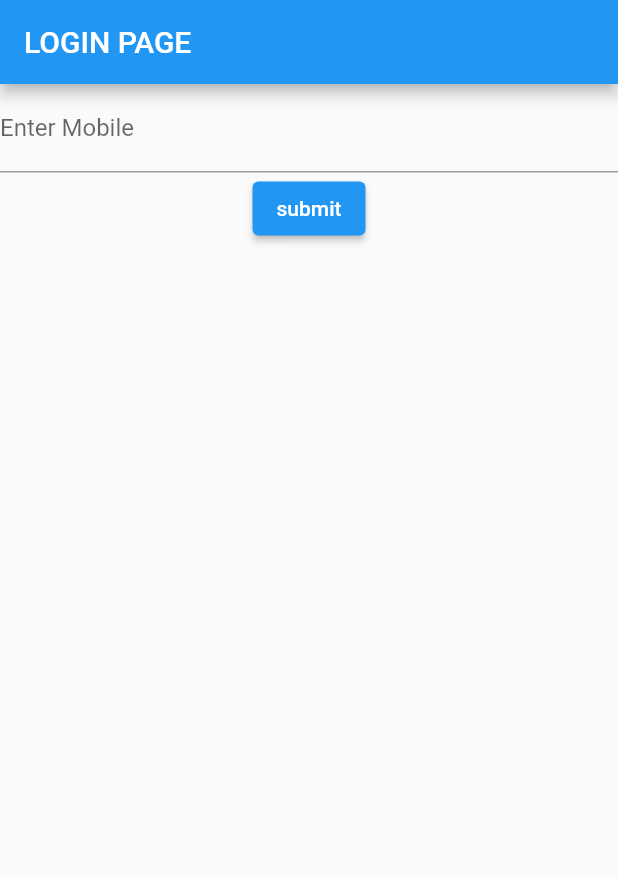
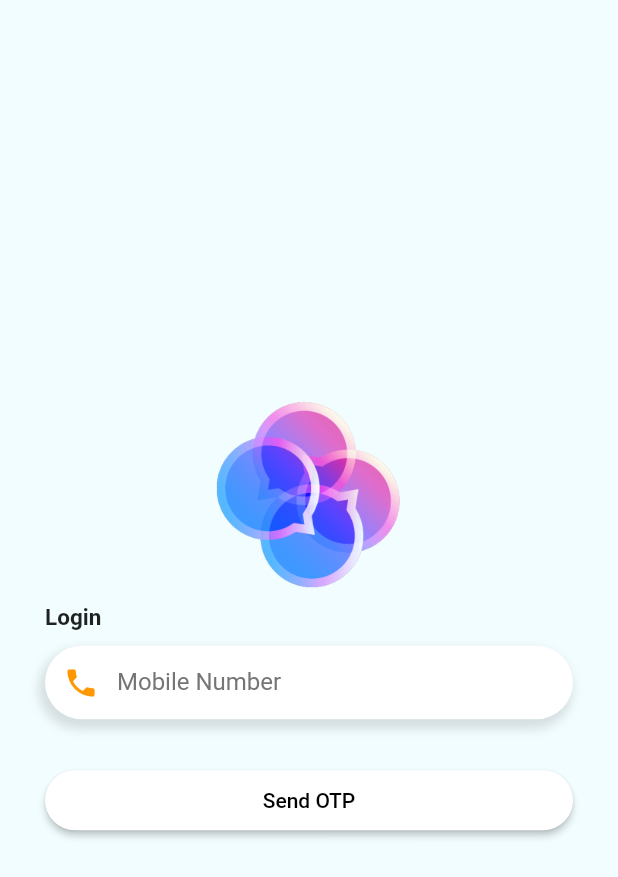
Before and after one commit to 3dwesupport/open-chat-app, a Flutter app: the screen it shows after launch, on a phone screen of 412 x 824 dp. Shown: the top 877 px of the screen. Run offline on Flutter 3.47's test engine with Material 2 defaults, Android fonts, the phone set to English and light mode, and no system bars; drawn by our look-alikes of oktoast; our stand-ins replace connectivity, flutter_dotenv, get_it, pin_code_fields, shared_preferences; missing offline and left inert: dart_jsonwebtoken; accounts and stored records are empty.

Commit message:
adding authentication functionality

```diff
--- /dev/null
+++ b/lib/components/custom_text_field.dart
@@ -0,0 +1,50 @@
+import 'package:flutter/cupertino.dart';
+import 'package:flutter/material.dart';
+
+class CustomTextField extends StatelessWidget {
+  final FocusNode mobileFocusNode;
+  final TextEditingController mobileNumController;
+  final String labelText;
+  final Icon? prefixIcon;
+  final Key key;
+  final TextInputType keyboardType;
+
+  const CustomTextField(
+      {required this.labelText,
+      required this.mobileFocusNode,
+      required this.mobileNumController,
+      this.prefixIcon,
+      required this.key,
+      this.keyboardType = TextInputType.text});
+
+  @override
+  Widget build(BuildContext context) {
+    return Container(
+      decoration: BoxDecoration(
+          color: Colors.white,
+          borderRadius: BorderRadius.circular(30),
+          boxShadow: [
+            BoxShadow(
+                color: Colors.black12,
+                blurRadius: 5,
+                spreadRadius: 2,
+                offset: Offset.fromDirection(90, 5))
+          ]),
+      child: TextField(
+        focusNode: mobileFocusNode,
+        controller: mobileNumController,
+        keyboardType: keyboardType,
+        key: key,
+        decoration: InputDecoration(
+            contentPadding: EdgeInsets.all(7),
+            prefixIcon: prefixIcon,
+            label: Text(labelText),
+            labelStyle: TextStyle(color: Colors.grey[600]),
+            floatingLabelStyle: TextStyle(color: Colors.orange),
+            fillColor: Colors.white,
+            focusColor: Colors.orange,
+            border: InputBorder.none),
+      ),
+    );
+  }
+}
--- a/lib/main.dart
+++ b/lib/main.dart
@@ -2,6 +2,7 @@ import 'package:flutter/material.dart';
 import 'package:flutter_dotenv/flutter_dotenv.dart';
 import 'package:oktoast/oktoast.dart';
 import 'package:open_chat_app/providers/data_provider.dart' as dp;
+import 'package:open_chat_app/providers/data_provider.dart';
 import 'package:open_chat_app/routes/routes.dart';
 import 'package:provider/provider.dart';
 
@@ -13,7 +14,7 @@ void main() async {
 }
 
 class MyApp extends StatelessWidget {
-  static final navigatorKey = new GlobalKey<NavigatorState>();
+
 
   @override
   Widget build(BuildContext context) {
--- /dev/null
+++ b/lib/models/user_model.dart
@@ -0,0 +1,28 @@
+class User {
+  String uid;
+  String firstName;
+  String lastName;
+  String online;
+
+  User(
+      {required this.uid,
+      required this.firstName,
+      required this.lastName,
+      required this.online});
+
+  factory User.fromJson(Map<String, dynamic> json) {
+    return User(
+      uid: json['uid'],
+      lastName: json['lastname'],
+      firstName: json['firstname'],
+      online: json['online'],
+    );
+  }
+
+  Map<String, dynamic> toJson() => {
+        "uid": uid,
+        "firstname": firstName,
+        "lastname": lastName,
+        "online": online
+      };
+}
--- a/lib/providers/auth_provider.dart
+++ b/lib/providers/auth_provider.dart
@@ -1,8 +1,31 @@
 import 'package:flutter/cupertino.dart';
+import 'package:open_chat_app/models/user_model.dart';
+import 'package:open_chat_app/request_handler/request_handler.dart';
+import 'package:open_chat_app/utils/constants.dart';
+import 'package:shared_preferences/shared_preferences.dart';
 
 class AuthProvider extends ChangeNotifier {
+  User? user;
 
-  getUserToken(){
-    return "hello";
+  bool isLoggedIn = false;
+  final SharedPreferences sharedPreferences;
+  final Api api;
+
+  AuthProvider({required this.sharedPreferences, required this.api});
+
+  sendOTP(phone, otp) async {
+    var result = await api.request(
+        Constants.send_login_otp, {}, "", {"phone": phone, "otp": otp});
+    if (result != null && result["otp_sent"]) {
+      return result;
+    }
+    return {"otp_sent": false};
+  }
+
+  getUserInfo() {
+    if (user != null) {
+      return user;
+    }
+    return User(uid: '', online: '', firstName: '', lastName: '');
   }
 }
--- a/lib/routes/routes.dart
+++ b/lib/routes/routes.dart
@@ -1,5 +1,5 @@
 import 'package:flutter/cupertino.dart';
-import 'package:open_chat_app/screens/authentication.dart';
+import 'package:open_chat_app/screens/authentication/authentication.dart';
 import 'package:open_chat_app/screens/splash_screen.dart';
 
 import '../screens/homepage.dart';
@@ -27,7 +27,7 @@ class Routes {
 }
 
 ///Navigation Service to navigate user to the desired screen without using context.
-class NavigationService {
+class NavigationService extends ChangeNotifier {
   final GlobalKey<NavigatorState> navigatorKey;
 
   NavigationService(this.navigatorKey);
--- a/lib/screens/authentication.dart
+++ /dev/null
@@ -1,39 +0,0 @@
-import 'package:flutter/cupertino.dart';
-import 'package:flutter/material.dart';
-
-class Authentication extends StatefulWidget {
-  AuthenticationState createState() => AuthenticationState();
-}
-
-class AuthenticationState extends State<Authentication> {
-  TextEditingController mobileNumController = TextEditingController();
-  FocusNode mobileFocusNode = FocusNode();
-
-  @override
-  Widget build(BuildContext context) {
-    return Scaffold(
-      appBar: AppBar(
-        title: Text("LOGIN PAGE"),
-        automaticallyImplyLeading: false,
-      ),
-      body: Column(
-        children: [
-          TextField(
-            focusNode: mobileFocusNode,
-            controller: mobileNumController,
-            keyboardType: TextInputType.number,
-            key: Key('mobileNum'),
-            decoration: InputDecoration(labelText: "Enter Mobile"),
-          ),
-          ElevatedButton(
-            child: Text("submit"),
-            onPressed: () => {sendOTP()},
-          )
-        ],
-      ),
-    );
-  }
-
-  sendOTP() {
-  }
-}
--- /dev/null
+++ b/lib/screens/authentication/authentication.dart
@@ -0,0 +1,71 @@
+import 'dart:math';
+
+import 'package:flutter/cupertino.dart';
+import 'package:flutter/material.dart';
+import 'package:open_chat_app/providers/auth_provider.dart';
+import 'package:open_chat_app/routes/routes.dart';
+import 'package:open_chat_app/utils/custom_colors.dart';
+import 'package:provider/provider.dart';
+
+import 'get_login_details.dart';
+
+class Authentication extends StatefulWidget {
+  AuthenticationState createState() => AuthenticationState();
+}
+
+class AuthenticationState extends State<Authentication> {
+  TextEditingController mobileNumController = TextEditingController();
+  FocusNode mobileFocusNode = FocusNode();
+  FocusNode otpFocusNode = FocusNode();
+  TextEditingController otpController = TextEditingController();
+  bool existingUser = false;
+  bool appUser = false;
+  String otp = "";
+  int formIndex = 0;
+
+  @override
+  Widget build(BuildContext context) {
+    return Scaffold(
+      backgroundColor: CustomColors.splashBg,
+      body: Container(
+        padding: EdgeInsets.symmetric(horizontal: 30),
+        child: IndexedStack(
+          index: formIndex,
+          children: [
+            MobileNumDetails(mobileNumController, mobileFocusNode, sendOTP),
+            OTPDetails(otpController, otpFocusNode, submitOTP)
+          ],
+        ),
+      ),
+    );
+  }
+
+  sendOTP() async {
+    otp = randomOtp().toString();
+    print(otp);
+    var result = await Provider.of<AuthProvider>(context, listen: false)
+        .sendOTP(mobileNumController.text, otp);
+    if (result["otp_sent"]) {
+      existingUser = result["existinguser"];
+      appUser = result["existingsource"];
+      setState(() {
+        formIndex = 1;
+      });
+    }
+  }
+
+  submitOTP() {
+    if (otpController.text == otp) {
+      Provider.of<NavigationService>(context,listen: false)
+          .navigateAndReplaceTo(Routes.HOME_PAGE);
+    }
+  }
+
+  int randomOtp() {
+    int min = 100000;
+    int max = 999999;
+    var randomizer = new Random();
+    var rNum = min + randomizer.nextInt(max - min);
+    return rNum;
+  }
+}
--- /dev/null
+++ b/lib/screens/authentication/get_login_details.dart
@@ -0,0 +1,146 @@
+import 'package:flutter/cupertino.dart';
+import 'package:flutter/material.dart';
+import 'package:open_chat_app/components/custom_text_field.dart';
+import 'package:open_chat_app/utils/strings.dart';
+import 'package:pin_code_fields/pin_code_fields.dart';
+
+class MobileNumDetails extends StatelessWidget {
+  final FocusNode mobileFocusNode;
+  final TextEditingController mobileNumController;
+  final onSendOTP;
+
+  MobileNumDetails(
+      this.mobileNumController, this.mobileFocusNode, this.onSendOTP);
+
+  @override
+  Widget build(BuildContext context) {
+    return Column(
+      mainAxisAlignment: MainAxisAlignment.center,
+      crossAxisAlignment: CrossAxisAlignment.start,
+      children: [
+        Center(
+          child: Image(
+            image: AssetImage('assets/logos/open_chat_logo.png'),
+            height: 126,
+          ),
+        ),
+        Container(
+          padding: EdgeInsets.symmetric(vertical: 10),
+          child: Text(
+            Strings.login.toTitleCase(),
+            style: TextStyle(fontWeight: FontWeight.bold, fontSize: 15),
+          ),
+        ),
+        Container(
+          alignment: Alignment.center,
+          margin: EdgeInsets.only(bottom: 30),
+          child: CustomTextField(
+            labelText: Strings.mobile_number.toTitleCase(),
+            mobileFocusNode: mobileFocusNode,
+            mobileNumController: mobileNumController,
+            key: Key(Strings.mobile_number),
+            prefixIcon: Icon(
+              Icons.local_phone,
+              color: Colors.orange,
+            ),
+            keyboardType: TextInputType.number,
+          ),
+        ),
+        Center(
+          child: ElevatedButton(
+            style: ElevatedButton.styleFrom(
+                shape: RoundedRectangleBorder(
+                    borderRadius: BorderRadius.circular(30)),
+                primary: Colors.white,
+                minimumSize: Size(double.infinity, 40)),
+            child: Text(
+              Strings.send_otp,
+              style: TextStyle(color: Colors.black),
+            ),
+            onPressed: () => onSendOTP(),
+          ),
+        ),
+      ],
+    );
+  }
+}
+
+class OTPDetails extends StatelessWidget {
+  final otpFocusNode;
+  final otpController;
+  final submitOTP;
+
+  OTPDetails(this.otpController, this.otpFocusNode, this.submitOTP);
+
+  @override
+  Widget build(BuildContext context) {
+    return Column(
+      mainAxisAlignment: MainAxisAlignment.center,
+      crossAxisAlignment: CrossAxisAlignment.start,
+      children: [
+        Center(
+          child: Image(
+            image: AssetImage('assets/logos/open_chat_logo.png'),
+            height: 126,
+          ),
+        ),
+        Container(
+          padding: EdgeInsets.symmetric(vertical: 10),
+          child: Text(
+            Strings.sent_a_code.toTitleCase(),
+            style: TextStyle(fontWeight: FontWeight.bold, fontSize: 15),
+          ),
+        ),
+        PinCodeTextField(
+          keyboardType: TextInputType.number,
+          length: 6,
+          obscureText: false,
+          animationType: AnimationType.scale,
+          cursorColor: Colors.black,
+          pinTheme: PinTheme(
+            shape: PinCodeFieldShape.box,
+            borderRadius: BorderRadius.circular(10),
+            fieldHeight: 45,
+            fieldWidth: 40,
+            activeFillColor: Colors.white,
+            activeColor: Colors.white,
+            inactiveFillColor: Colors.grey[300],
+            inactiveColor: Colors.grey[300],
+            selectedColor: Colors.grey[200],
+            selectedFillColor: Colors.grey[200],
+          ),
+          animationDuration: Duration(milliseconds: 300),
+          backgroundColor: Colors.transparent,
+          boxShadows: [
+            BoxShadow(
+                blurRadius: 7,
+                spreadRadius: 0,
+                color: Colors.black26,
+                offset: Offset.fromDirection(90, 4))
+          ],
+          enableActiveFill: true,
+          controller: otpController,
+          onCompleted: (v) {
+            submitOTP();
+          },
+          onChanged: (String value) {},
+          appContext: context,
+        ),
+        Center(
+          child: ElevatedButton(
+            style: ElevatedButton.styleFrom(
+                shape: RoundedRectangleBorder(
+                    borderRadius: BorderRadius.circular(30)),
+                primary: Colors.white,
+                minimumSize: Size(double.infinity, 40)),
+            child: Text(
+              Strings.verify_otp,
+              style: TextStyle(color: Colors.black),
+            ),
+            onPressed: () => submitOTP(),
+          ),
+        ),
+      ],
+    );
+  }
+}
--- a/lib/screens/splash_screen.dart
+++ b/lib/screens/splash_screen.dart
@@ -33,8 +33,6 @@ class SplashScreenState extends State<SplashScreen> {
 
   void checkAuthAndRedirect() async {
     WidgetsBinding.instance!.addPostFrameCallback((_) {
-      var c = Provider.of<AuthProvider>(context, listen: false).getUserToken();
-      print(c);
       if (auth) {
         Navigator.of(context).pushNamed(Routes.HOME_PAGE);
       } else {
--- a/lib/utils/constants.dart
+++ b/lib/utils/constants.dart
@@ -1,6 +1,14 @@
 class Constants {
   static const String appName = "Open Chat";
-  static const String check_auth = "auth";
+
+  ///Requests
+  /// Login Requests
+  static const String login = "";
+  static const String send_login_otp = '/sendloginotp';
+  static const String check_auth = '/checkauth';
+
+  /// Chat Requests
+  static const String get_conversation = "";
 
   ///ERRORS
   static const String internet_error = "Your Internet is not Working Properly";
--- /dev/null
+++ b/lib/utils/strings.dart
@@ -0,0 +1,16 @@
+class Strings {
+  static const String app_name = "Open Chat";
+  static const String login = "login";
+  static const String mobile_number = "Mobile Number";
+  static const String send_otp = "Send OTP";
+  static const String verify_otp = "Verify OTP";
+  static const String sent_a_code = "We have sent a code";
+}
+
+extension Casing on String {
+  String toTitleCase() => this.toLowerCase().split(' ').map((word) {
+        String leftText =
+            (word.length > 1) ? word.substring(1, word.length) : '';
+        return word[0].toUpperCase() + leftText.toLowerCase();
+      }).join(' ');
+}
--- a/pubspec.yaml
+++ b/pubspec.yaml
@@ -36,6 +36,8 @@ dependencies:
   connectivity: ^3.0.6
   oktoast: ^3.1.5
   shared_preferences: ^2.0.9
+  dart_jsonwebtoken: ^2.4.0
+  pin_code_fields: ^7.3.0
 
 dev_dependencies:
   flutter_test:
```
Also changed, not shown: lib/providers/data_provider.dart (+12 -2 lines), lib/request_handler/request_handler.dart (+44 -19 lines), pubspec.lock, 3 other files.
